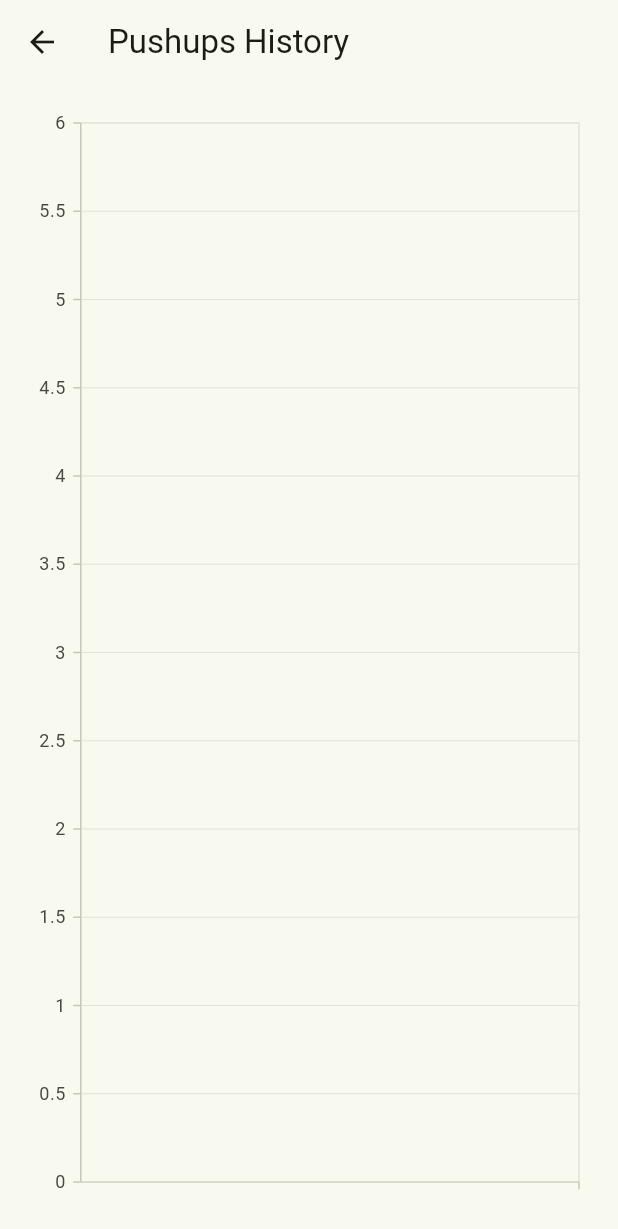
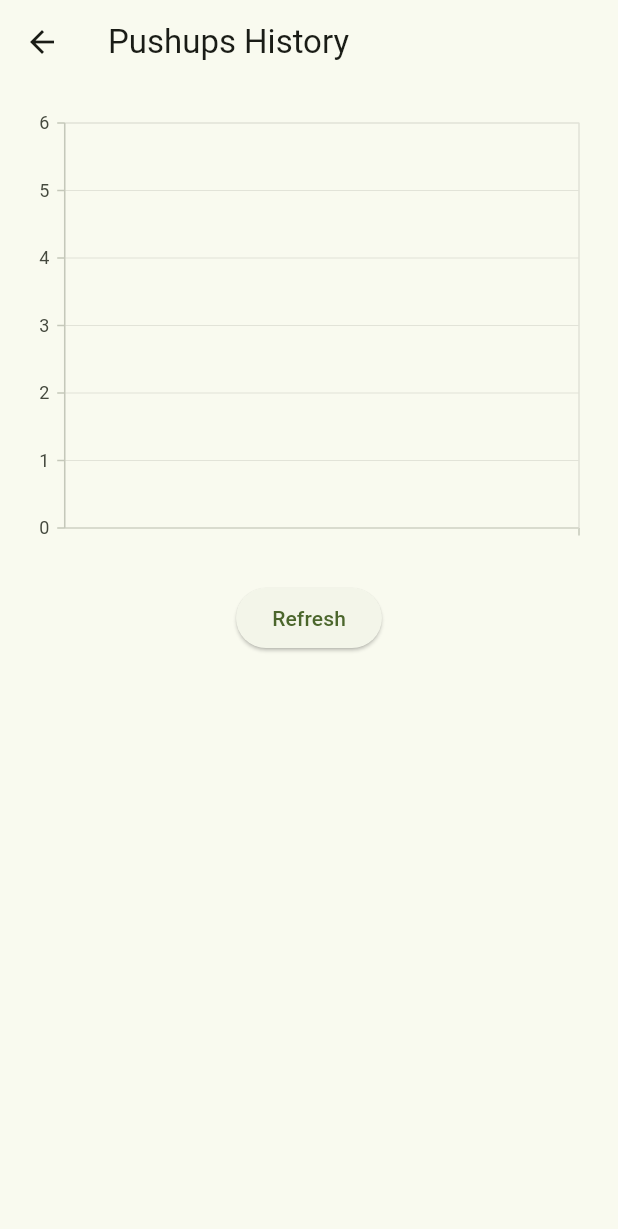
Before and after one commit to joseyjackman/RepFit, a Flutter app: the HistoryPage screen opened directly, on a phone screen of 412 x 824 dp. Shown: the top 1229 px of the screen. Run offline on Flutter 3.47's test engine with Material 2 defaults, Android fonts, the phone set to English and light mode, and no system bars; our stand-ins replace hive_flutter, syncfusion_flutter_charts; missing offline and left inert: dart:js; accounts and stored records are empty.

Commit message:
made historypage refreshable and added button as a failsafe

```diff
--- a/repfit_main/lib/main.dart
+++ b/repfit_main/lib/main.dart
@@ -1,3 +1,7 @@
+// ignore_for_file: non_constant_identifier_names
+
+import 'dart:js';
+
 import 'package:flutter/material.dart';
 import 'package:provider/provider.dart';
 import 'package:syncfusion_flutter_charts/charts.dart';
@@ -366,12 +370,23 @@ Future<List<ChartData>> makeList(String input) async {
   return chartData;
 }
 
-class HistoryPage extends StatelessWidget {
+//converted to stateful to allow a call of "setstate()" within the elevatedbutton refresh in bottom of column.
+class HistoryPage extends StatefulWidget {
+  @override
+  State<HistoryPage> createState() => _HistoryPageState();
+}
+
+class _HistoryPageState extends State<HistoryPage> {
   String exercise = 'PushUps';
+
+  //declare box vars to avoid annoying errors and provide access
   var Pushups = Hive.openBox('Pushups');
+
   var Situps = Hive.openBox('Situps');
+
   var Squats = Hive.openBox('Squats');
 
+  //end
   Future<List<ChartData>> _fetchChartData() async {
     final data = await makeList(exercise);
     return data;
@@ -382,8 +397,11 @@ class HistoryPage extends StatelessWidget {
     return Scaffold(
       appBar: AppBar(
         title: Text('Pushups History'),
+        //title: Text(Hive.openBox('Pushups').get(1).toString()),
       ),
-      body: Container(
+      body: Column(
+        children: [
+          Container(
             padding: EdgeInsets.all(16),
             child: FutureBuilder<List<ChartData>>(
               future: _fetchChartData(),
@@ -407,6 +425,30 @@ class HistoryPage extends StatelessWidget {
                 }
               },
             ),
+          ),
+          ElevatedButton(
+            style: ButtonStyle(
+              backgroundColor: MaterialStateProperty.resolveWith<Color?>(
+                (Set<MaterialState> states) {
+                  if (states.contains(MaterialState.pressed)) {
+                    return Theme.of(context)
+                        .colorScheme
+                        .primary
+                        .withOpacity(0.5);
+                  }
+                  return null; // Use the component's default.
+                },
+              ),
+            ),
+            child: const Text('Refresh'),
+            onPressed: () {
+              setState(() {});
+              //context;
+
+              // ...
+            },
+          ),
+        ],
       ),
     );
   }
@@ -463,6 +505,8 @@ class _StartSessionPageState extends State<StartSessionPage> {
 
                                 //_write('pushups', '6');
                                 _record(_selectedExercise, 1, 1);
+                                _record(_selectedExercise, 2, 2);
+                                _record(_selectedExercise, 3, 3);
                               });
                               Navigator.pop(context);
                             },
```
Lines whose indentation alone changed are shown as unchanged.
